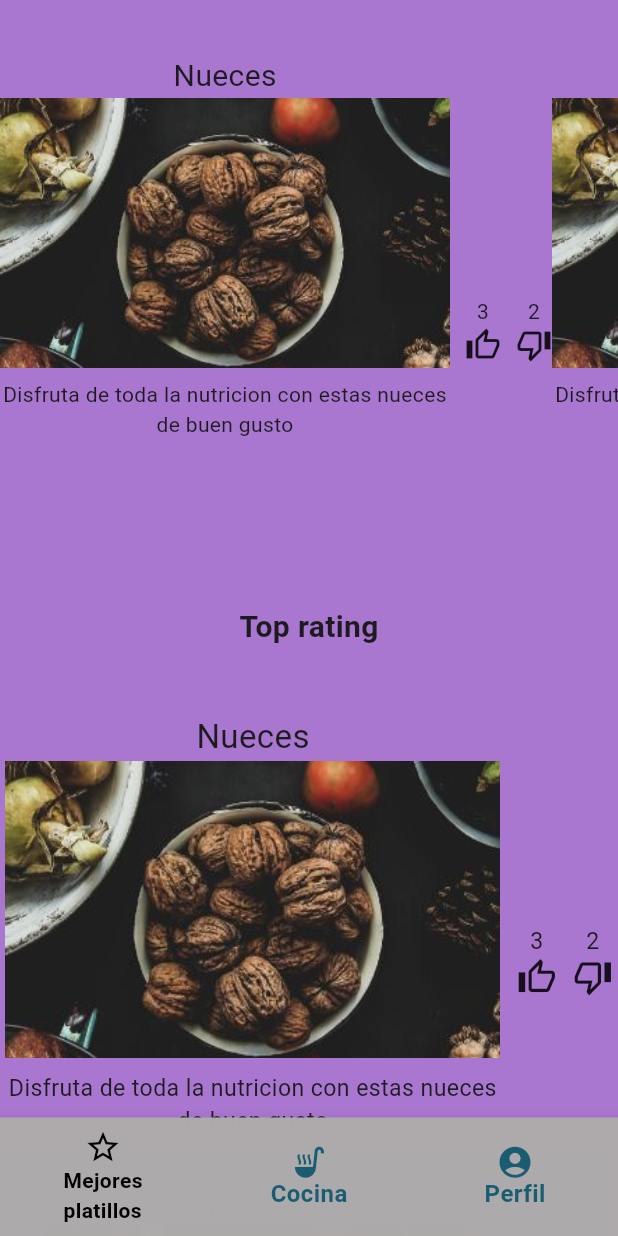
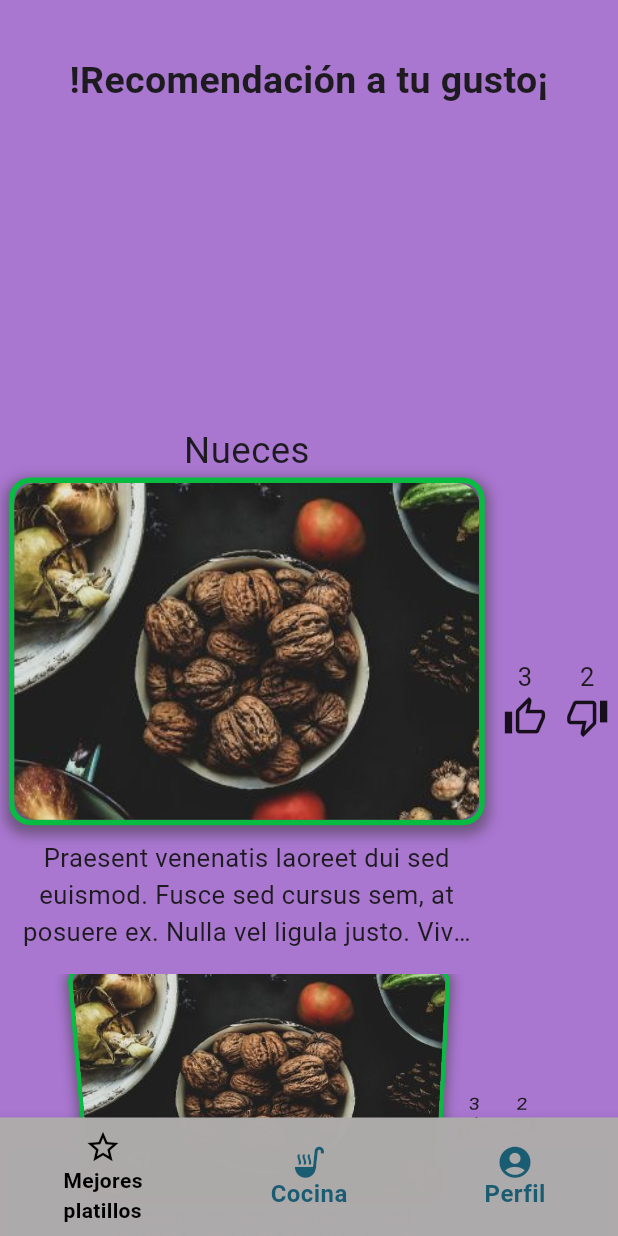
Before and after one commit to gentlemani/flutterSchool, a Flutter app: the screen it shows once a user with an empty profile is signed in, on a phone screen of 412 x 824 dp. Run offline on Flutter 3.47's test engine with Material 3 defaults, Android fonts, the phone set to English and light mode, and no system bars; our stand-ins replace cloud_firestore, email_validator, firebase_auth, firebase_core, image_picker; accounts and stored records are empty.

Commit message:
Avances del diseño de la primera pestaña de la interfaz.

```diff
--- a/lib/Interface_pages/home_pages/dish_home.dart
+++ b/lib/Interface_pages/home_pages/dish_home.dart
@@ -1,4 +1,15 @@
 import 'package:flutter/material.dart';
+
+//Constant
+const double kPaddingValue = 18.0;
+const double kImageWidth = 250.0;
+const double kTextFontSize = 25.0;
+const double kImageHeight = 180.0;
+const double kBorderWidth = 3.0;
+const double kBorderRadius = 12.0;
+const Color kBackgroundColor = Color.fromARGB(219, 155, 97, 200);
+const Color kBorderColor = Color.fromARGB(255, 7, 188, 64);
+const Color kShadowColor = Color.fromARGB(255, 54, 50, 50);
 
 class DishHome extends StatefulWidget {
   const DishHome({super.key});
@@ -24,23 +35,16 @@ class _DishHomeState extends State<DishHome> {
   Widget beastMeals() {
     return Column(
       children: [
-        const Padding(padding: EdgeInsets.all(18.0)),
-        Expanded(
-            child: ListView(
-          scrollDirection: Axis.horizontal,
-          children: [foodInformation(), foodInformation()],
-        )),
-        const Text(
-          "Top rating",
-          style: TextStyle(fontSize: 20, fontWeight: FontWeight.bold),
-        ),
-        const Padding(padding: EdgeInsets.all(12.0)),
+        const Padding(padding: EdgeInsets.all(kPaddingValue)),
+        builHeaderText(),
+        const Padding(padding: EdgeInsets.all(kPaddingValue)),
         Expanded(
           child: ListWheelScrollView(
+            physics: const ClampingScrollPhysics(),
             itemExtent: 300,
             diameterRatio: 5,
             useMagnifier: true,
-            magnification: 1.1,
+            magnification: 1.22,
             children: [
               foodInformation(),
               foodInformation(),
@@ -61,40 +65,58 @@ class _DishHomeState extends State<DishHome> {
               "Nueces",
               style: TextStyle(fontSize: 20),
             ),
-            Image.asset(
-              imagePath,
-              width: 300, // Ajusta el tamaño según lo necesites
-              height: 180,
-              alignment: Alignment.center,
-              fit: BoxFit.cover,
+            FormatImage(imagePath: imagePath),
+            const SizedBox(height: 8), //space between text and image
+            buildDescriptionText()
+          ],
         ),
-            const SizedBox(height: 8),
+        const SizedBox(width: 10), //space between image and icons
+        buildLikesSection(),
         const SizedBox(
-              width: 300,
+          width: 10,
+        ), //space between the two icons
+        buildDislikesSection()
+      ],
+    );
+  }
+
+  Widget builHeaderText() {
+    return const Text(
+      "!Recomendación a tu gusto¡",
+      textAlign: TextAlign.center,
+      style: TextStyle(
+        fontSize: kTextFontSize,
+        fontWeight: FontWeight.bold,
+      ),
+    );
+  }
+
+  Widget buildDescriptionText() {
+    return const SizedBox(
+      width: kImageWidth, //text length with the image
       child: Text(
-                "Disfruta de toda la nutricion con estas nueces de buen gusto",
-                textAlign: TextAlign.center, // Centrar el texto
-                overflow: TextOverflow
-                    .ellipsis, // Opcional: Muestra "..." si es demasiado largo
-                maxLines: 3, // Limita el texto a un máximo de 3 líneas
+        "Praesent venenatis laoreet dui sed euismod. Fusce sed cursus sem, at posuere ex. Nulla vel ligula justo. Vivamus condimentum eros in erat tincidunt sollicitudin.",
+        textAlign: TextAlign.center, // Center the text
+        overflow:
+            TextOverflow.ellipsis, // Optional: Sample "..." If it's too long
+        maxLines: 3, // limit The Text To A Maximum Of 3 Lines
         style: TextStyle(fontSize: 14),
       ),
-            )
-          ],
-        ),
-        const SizedBox(width: 10),
-        const Column(
+    );
+  }
+
+  Widget buildLikesSection() {
+    return const Column(
       mainAxisAlignment: MainAxisAlignment.center,
       children: [
         Text('3'),
         Icon(Icons.thumb_up_alt_outlined),
-            // Aquí podrías agregar más widgets si lo deseas, como íconos
       ],
-        ),
-        const SizedBox(
-          width: 10,
-        ),
-        const Column(
+    );
+  }
+
+  Widget buildDislikesSection() {
+    return const Column(
       mainAxisAlignment: MainAxisAlignment.center,
       children: [
         Text('2'),
@@ -102,14 +124,6 @@ class _DishHomeState extends State<DishHome> {
           Icons.thumb_down_alt_outlined,
         )
       ],
-        )
-      ],
-    );
-  }
-
-  Widget recommended() {
-    return ListView(
-      scrollDirection: Axis.horizontal,
     );
   }
 
@@ -124,7 +138,53 @@ class _DishHomeState extends State<DishHome> {
         body: Center(
           child: beastMeals(),
         ),
-        backgroundColor: const Color.fromARGB(219, 155, 97, 200));
-    //backgroundColor: Color.fromARGB(0, 255, 193, 7));
+        backgroundColor: kBackgroundColor);
   }
 }
+
+class FormatImage extends StatelessWidget {
+  const FormatImage({
+    super.key,
+    required this.imagePath,
+  });
+
+  final String imagePath;
+
+  @override
+  Widget build(BuildContext context) {
+    return Container(
+      width: 260, // Slightly larger than image to accommodate the border
+      height: 190, // Slightly larger than image to accommodate the border
+      decoration: boxDecoration(),
+      child: ClipRRect(
+        borderRadius: BorderRadius.circular(
+            kBorderRadius), // Clip the image inside rounded corners
+        child: Image.asset(
+          imagePath,
+          width: kImageWidth,
+          height: kImageHeight,
+          alignment: Alignment.center,
+          fit: BoxFit.cover,
+        ),
+      ),
+    );
+  }
+}
+
+BoxDecoration boxDecoration() {
+  return BoxDecoration(
+    border: Border.all(
+      color: kBorderColor, // Border color
+      width: kBorderWidth, // Border width
+    ),
+    borderRadius: BorderRadius.circular(kBorderRadius), // Rounded corners
+    boxShadow: [
+      BoxShadow(
+        color: kShadowColor.withOpacity(0.5),
+        spreadRadius: 2,
+        blurRadius: 5,
+        offset: const Offset(0, 3), // Shadow position
+      ),
+    ],
+  );
+}
```
Lines whose indentation alone changed are shown as unchanged.
